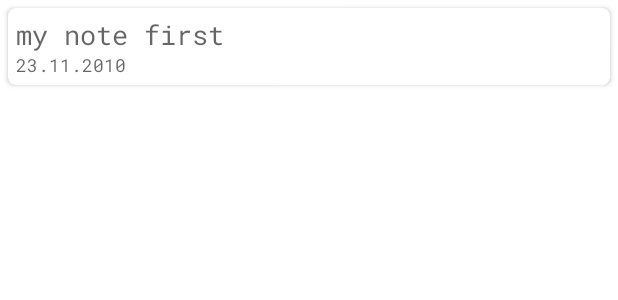
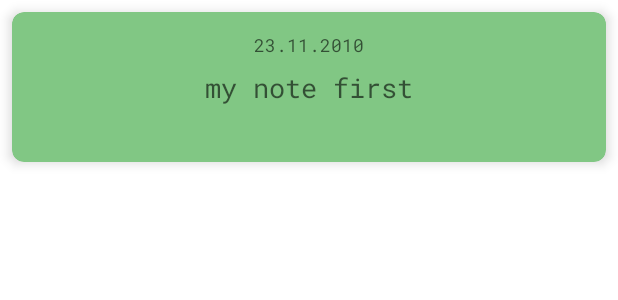
Before and after one commit to maxdexter84/MyNotePad, an Android app: the layout list_item_note.xml on its own in the app's theme, with its tools: preview values and no code run, on a phone screen of 412 x 824 dp. Shown: the top 300 px of the screen. Run offline under Robolectric (Android 15) with nearby library versions, the phone set to English and light mode, and no system bars.

Commit message:
изменил стиль оформления list_item_note, добавил изменения цвета карточки в зависимости от типа заметки

```diff
--- a/app/src/main/java/com/maxdexter/mynote/ui/fragments/allnote/NoteListFragment.kt
+++ b/app/src/main/java/com/maxdexter/mynote/ui/fragments/allnote/NoteListFragment.kt
@@ -8,6 +8,7 @@ import androidx.databinding.DataBindingUtil
 import androidx.fragment.app.Fragment
 import androidx.lifecycle.ViewModelProvider
 import androidx.navigation.fragment.findNavController
+import androidx.recyclerview.widget.GridLayoutManager
 import androidx.recyclerview.widget.ItemTouchHelper
 import androidx.recyclerview.widget.LinearLayoutManager
 import androidx.recyclerview.widget.RecyclerView
@@ -57,7 +58,7 @@ class NoteListFragment : Fragment() {
 
 
     private fun initRecyclerAdapter() {
-        binding.noteListId.layoutManager = LinearLayoutManager(context)
+        binding.noteListId.layoutManager = GridLayoutManager(context,2)
         val noteAdapter = NoteAdapter(NoteListener { findNavController().navigate(NoteListFragmentDirections.actionNoteListFragmentToDetailFragment(it)) })
         viewModel.allNoteList.observe(viewLifecycleOwner, { it.let { noteAdapter.submitList(it) } })
         binding.noteListId.adapter = noteAdapter
--- a/app/src/main/res/layout/list_item_note.xml
+++ b/app/src/main/res/layout/list_item_note.xml
@@ -14,17 +14,19 @@
     </data>
 
     <androidx.cardview.widget.CardView
-        android:onClick="@{()->clickListener.onClick(item)}"
         android:layout_width="match_parent"
-        android:layout_height="wrap_content"
-        android:layout_margin="5dp"
-        android:elevation="5dp"
-        app:cardCornerRadius="5dp">
+        android:layout_height="100dp"
+        android:layout_margin="8dp"
+        app:cardElevation="5dp"
+        cardViewColor="@{item}"
+        app:cardBackgroundColor="@color/color_green"
+        app:cardCornerRadius="8dp">
 
 
         <androidx.constraintlayout.widget.ConstraintLayout
             android:layout_width="match_parent"
-            android:layout_height="wrap_content"
+            android:layout_height="match_parent"
+            android:onClick="@{()->clickListener.onClick(item)}"
             android:padding="5dp">
 
             <ImageView
@@ -38,24 +40,30 @@
 
             <TextView
                 android:id="@+id/text_item_id"
+                style="@style/TextStyle"
                 android:layout_width="0dp"
                 android:layout_height="wrap_content"
                 android:textSize="18sp"
-                style="@style/TextStyle"
-                app:setTitle="@{item}"
+                android:gravity="center"
+                app:layout_constraintBottom_toBottomOf="parent"
+                app:layout_constraintEnd_toEndOf="parent"
                 app:layout_constraintStart_toStartOf="parent"
                 app:layout_constraintTop_toTopOf="parent"
+                app:setTitle="@{item}"
                 tools:text="my note first" />
 
             <TextView
                 android:id="@+id/date_item_id"
+                style="@style/TextStyle"
                 android:layout_width="wrap_content"
                 android:layout_height="wrap_content"
-                style="@style/TextStyle"
+                android:textSize="@dimen/min_text"
+                android:gravity="center"
+                app:layout_constraintBottom_toTopOf="@+id/text_item_id"
+                app:layout_constraintEnd_toEndOf="parent"
+                app:layout_constraintStart_toStartOf="parent"
+                app:layout_constraintTop_toTopOf="parent"
                 app:setDate="@{item}"
-                android:textSize="@dimen/min_text"
-                app:layout_constraintStart_toStartOf="parent"
-                app:layout_constraintTop_toBottomOf="@+id/text_item_id"
                 tools:text="23.11.2010" />
 
         </androidx.constraintlayout.widget.ConstraintLayout>
--- a/app/src/main/res/navigation/navigation.xml
+++ b/app/src/main/res/navigation/navigation.xml
@@ -12,7 +12,7 @@
         <argument
             android:name="noteType"
             app:argType="integer"
-            android:defaultValue="0" />
+            android:defaultValue="-1" />
         <action
             android:id="@+id/action_noteListFragment_to_detailFragment"
             app:destination="@id/detailFragment"
--- a/app/src/main/res/values/strings.xml
+++ b/app/src/main/res/values/strings.xml
@@ -46,6 +46,7 @@
     <string name="search">Search</string>
     <string name="snack_bar_delete_note">Delete note?</string>
     <string name="yes">Yes</string>
+    <string name="note_image">note image</string>
 
 
 </resources>
```
Also changed, not shown: app/src/main/java/com/maxdexter/mynote/data/adapters/BindingUtils.kt (+13 -0 lines), app/src/main/java/com/maxdexter/mynote/ui/fragments/allnote/NoteListFragmentViewModel.kt (+5 -4 lines), app/src/main/java/com/maxdexter/mynote/ui/fragments/detail/DetailFragment.kt (+12 -20 lines), app/src/main/res/layout/fragment_detail.xml (+33 -18 lines), 1 other file.
